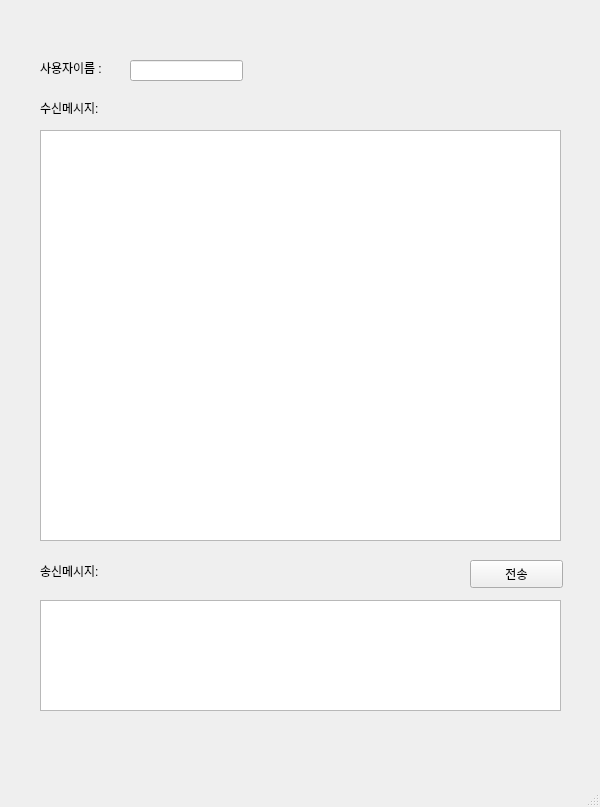
soyyoonn/chat, file chat.ui: the form before one commit.
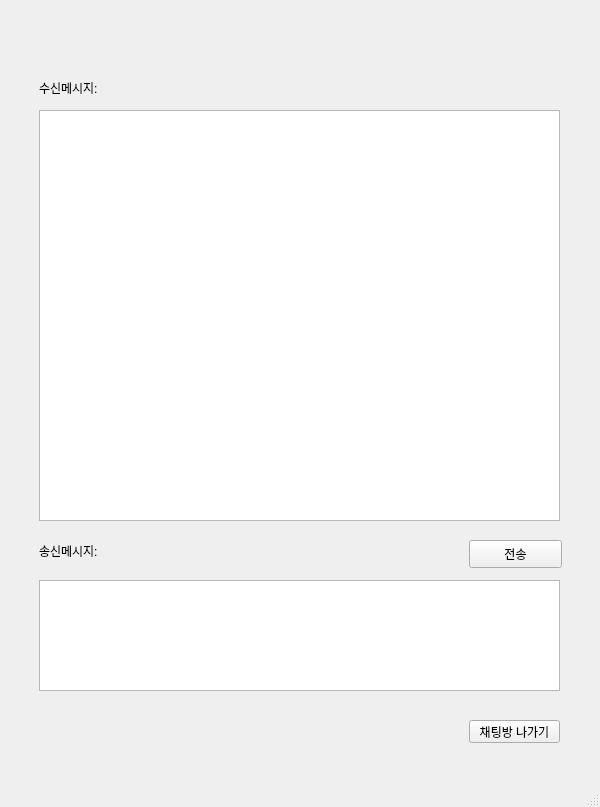
The form after the commit.

What changed in the file:
```diff
--- a/chat.ui
+++ b/chat.ui
@@ -14,34 +14,75 @@
    <string>MainWindow</string>
   </property>
   <widget class="QWidget" name="centralwidget">
-   <widget class="QLabel" name="label">
+   <widget class="QStackedWidget" name="stackedWidget">
     <property name="geometry">
      <rect>
-      <x>40</x>
-      <y>60</y>
-      <width>91</width>
-      <height>16</height>
+      <x>-1</x>
+      <y>0</y>
+      <width>601</width>
+      <height>781</height>
      </rect>
     </property>
-    <property name="text">
-     <string>사용자이름 :</string>
+    <property name="currentIndex">
+     <number>1</number>
     </property>
-   </widget>
+    <widget class="QWidget" name="page">
    <widget class="QLineEdit" name="name_line">
     <property name="geometry">
      <rect>
-      <x>130</x>
-      <y>60</y>
+        <x>230</x>
+        <y>330</y>
       <width>113</width>
       <height>21</height>
      </rect>
     </property>
    </widget>
+     <widget class="QLabel" name="label">
+      <property name="geometry">
+       <rect>
+        <x>230</x>
+        <y>280</y>
+        <width>121</width>
+        <height>41</height>
+       </rect>
+      </property>
+      <property name="text">
+       <string>닉네임을 입력하세요.</string>
+      </property>
+     </widget>
+     <widget class="QPushButton" name="go_btn">
+      <property name="geometry">
+       <rect>
+        <x>250</x>
+        <y>390</y>
+        <width>75</width>
+        <height>23</height>
+       </rect>
+      </property>
+      <property name="text">
+       <string>채팅방 입장</string>
+      </property>
+     </widget>
+    </widget>
+    <widget class="QWidget" name="page_2">
+     <widget class="QPushButton" name="send_btn">
+      <property name="geometry">
+       <rect>
+        <x>470</x>
+        <y>540</y>
+        <width>93</width>
+        <height>28</height>
+       </rect>
+      </property>
+      <property name="text">
+       <string>전송</string>
+      </property>
+     </widget>
    <widget class="QLabel" name="label_2">
     <property name="geometry">
      <rect>
       <x>40</x>
-      <y>100</y>
+        <y>80</y>
       <width>91</width>
       <height>16</height>
      </rect>
@@ -50,31 +91,31 @@
      <string>수신메시지:</string>
     </property>
    </widget>
-   <widget class="QTextEdit" name="send_line">
-    <property name="geometry">
-     <rect>
-      <x>40</x>
-      <y>600</y>
-      <width>521</width>
-      <height>111</height>
-     </rect>
-    </property>
-   </widget>
    <widget class="QTextBrowser" name="recv_bra">
     <property name="geometry">
      <rect>
       <x>40</x>
-      <y>130</y>
+        <y>110</y>
       <width>521</width>
       <height>411</height>
      </rect>
     </property>
    </widget>
+     <widget class="QTextEdit" name="send_line">
+      <property name="geometry">
+       <rect>
+        <x>40</x>
+        <y>580</y>
+        <width>521</width>
+        <height>111</height>
+       </rect>
+      </property>
+     </widget>
    <widget class="QLabel" name="label_3">
     <property name="geometry">
      <rect>
       <x>40</x>
-      <y>560</y>
+        <y>540</y>
       <width>91</width>
       <height>21</height>
      </rect>
@@ -83,18 +124,20 @@
      <string>송신메시지:</string>
     </property>
    </widget>
-   <widget class="QPushButton" name="send_btn">
+     <widget class="QPushButton" name="exit_btn">
     <property name="geometry">
      <rect>
       <x>470</x>
-      <y>560</y>
-      <width>93</width>
-      <height>28</height>
+        <y>720</y>
+        <width>91</width>
+        <height>23</height>
      </rect>
     </property>
     <property name="text">
-     <string>전송</string>
-    </property>
+       <string>채팅방 나가기</string>
+      </property>
+     </widget>
+    </widget>
    </widget>
   </widget>
   <widget class="QMenuBar" name="menubar">
```
Left out of the diff: 2 changed lines with no effect on the pictures. Lines whose indentation alone changed are shown as unchanged.
